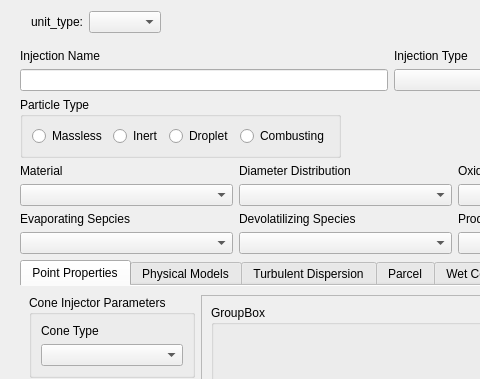
The window that src/ui/dialogs/unit_edit_dialog.ui (beubetMCTX/dpm_manager) describes before a commit, drawn with Qt 5; both pictures show x 0 to 480 and y 0 to 379 of the 910 by 600 pixel window.
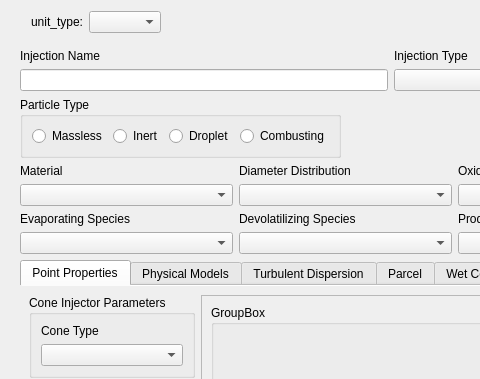
The same window after the commit.

Commit message: fix droplet species colors

Patch:
```diff
--- a/src/ui/dialogs/unit_edit_dialog.ui
+++ b/src/ui/dialogs/unit_edit_dialog.ui
@@ -204,7 +204,7 @@
          <item row="3" column="0">
           <widget class="QLabel" name="label_evaporating_species">
            <property name="text">
-            <string>Evaporating Sepcies</string>
+            <string>Evaporating Species</string>
            </property>
           </widget>
          </item>
```
The commit also changes 6 other files.
